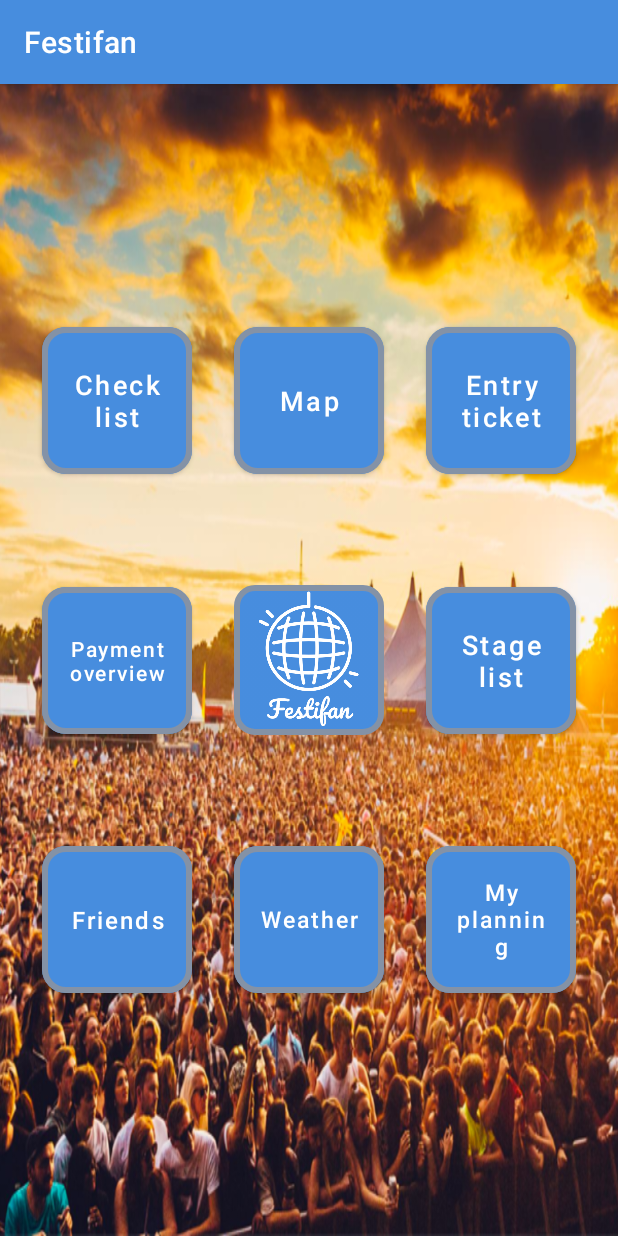
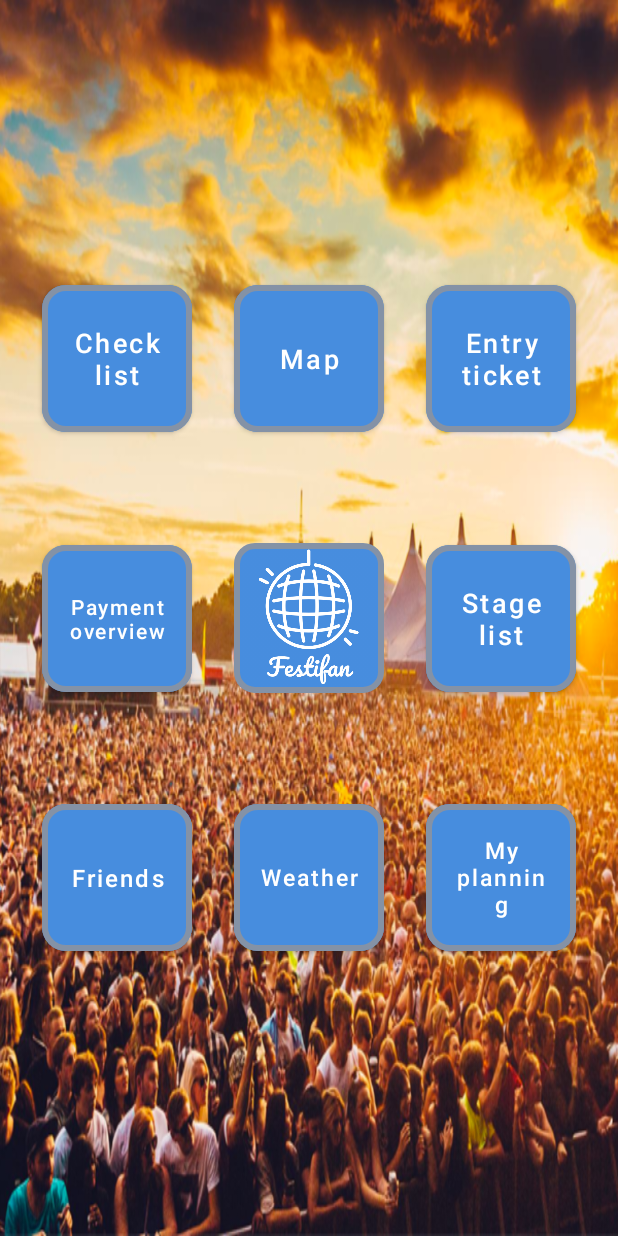
Before and after one commit to 4libutt/CapstoneProject, an Android app: the screen it shows after launch (MainActivity), on a phone screen of 412 x 824 dp. Run offline under Robolectric (Android 15) with nearby library versions, the phone set to English and light mode, and no system bars.

Commit message:
added navigation to checklist and fixed toolbar back button

```diff
--- a/app/src/main/java/com/example/festifan/MainActivity.kt
+++ b/app/src/main/java/com/example/festifan/MainActivity.kt
@@ -4,18 +4,39 @@ import android.os.Bundle
 import androidx.appcompat.app.AppCompatActivity
 import android.view.Menu
 import android.view.MenuItem
+import androidx.navigation.NavController
+import androidx.navigation.findNavController
 
 class MainActivity : AppCompatActivity() {
+
+    private lateinit var navController: NavController
 
     override fun onCreate(savedInstanceState: Bundle?) {
         super.onCreate(savedInstanceState)
         setContentView(R.layout.activity_main)
         setSupportActionBar(findViewById(R.id.toolbar))
+        navController = findNavController(R.id.nav_host_fragment)
     }
 
     override fun onCreateOptionsMenu(menu: Menu): Boolean {
         // Inflate the menu; this adds items to the action bar if it is present.
         menuInflater.inflate(R.menu.menu_main, menu)
+        return true
+    }
+
+    override fun onPrepareOptionsMenu(menu: Menu?): Boolean {
+        toggleNavIcon()
+        return super.onPrepareOptionsMenu(menu)
+    }
+
+    override fun onSupportNavigateUp(): Boolean {
+        val count = supportFragmentManager.backStackEntryCount
+        if (count == 0) {
+            super.onBackPressed()
+        } else {
+            supportActionBar?.setHomeButtonEnabled(false)
+            supportFragmentManager.popBackStack()
+        }
         return true
     }
 
@@ -27,4 +48,17 @@ class MainActivity : AppCompatActivity() {
             else -> super.onOptionsItemSelected(item)
         }
     }
+
+    private fun toggleNavIcon() {
+        navController.addOnDestinationChangedListener { _, destination, _ ->
+            if (destination.id in arrayOf(R.id.HomeFragment)) {
+                supportActionBar?.hide()
+                supportActionBar?.setDisplayHomeAsUpEnabled(false)
+            }
+            else {
+                supportActionBar?.show()
+                supportActionBar?.setDisplayHomeAsUpEnabled(true)
+            }
+        }
+    }
 }
--- a/app/src/main/java/com/example/festifan/ChecklistOverviewFragment.kt
+++ b/app/src/main/java/com/example/festifan/ui/HomeFragment.kt
@@ -1,26 +1,32 @@
-package com.example.festifan
+package com.example.festifan.ui
 
 import android.os.Bundle
 import androidx.fragment.app.Fragment
 import android.view.LayoutInflater
 import android.view.View
 import android.view.ViewGroup
+import androidx.navigation.fragment.findNavController
+import com.example.festifan.R
+import kotlinx.android.synthetic.main.fragment_home.*
 
 /**
- * A simple [Fragment] subclass as the second destination in the navigation.
+ * A simple [Fragment] subclass as the default destination in the navigation.
  */
-class ChecklistOverviewFragment : Fragment() {
+class HomeFragment : Fragment() {
 
     override fun onCreateView(
             inflater: LayoutInflater, container: ViewGroup?,
             savedInstanceState: Bundle?
     ): View? {
         // Inflate the layout for this fragment
-        return inflater.inflate(R.layout.fragment_checklist_overview, container, false)
+        return inflater.inflate(R.layout.fragment_home, container, false)
     }
 
     override fun onViewCreated(view: View, savedInstanceState: Bundle?) {
         super.onViewCreated(view, savedInstanceState)
 
+        checklist.setOnClickListener {
+            findNavController().navigate(R.id.action_HomeFragment_to_ChecklistOverviewFragment)
+        }
     }
 }
--- a/app/src/main/res/navigation/nav_graph.xml
+++ b/app/src/main/res/navigation/nav_graph.xml
@@ -7,7 +7,7 @@
 
     <fragment
         android:id="@+id/HomeFragment"
-        android:name="com.example.festifan.HomeFragment"
+        android:name="com.example.festifan.ui.HomeFragment"
         android:label="HomeFragment"
         tools:layout="@layout/fragment_home">
         <action
@@ -16,7 +16,7 @@
     </fragment>
     <fragment
         android:id="@+id/ChecklistOverviewFragment"
-        android:name="com.example.festifan.ChecklistOverviewFragment"
+        android:name="com.example.festifan.ui.checklist.ChecklistFragment"
         android:label="ChecklistOverviewFragment"
         tools:layout="@layout/fragment_checklist_overview">
     </fragment>
```
Also changed, not shown: app/src/main/java/com/example/festifan/ui/checklist/ChecklistFragment.kt (renamed from app/src/main/java/com/example/festifan/HomeFragment.kt, +6 -5 lines).
